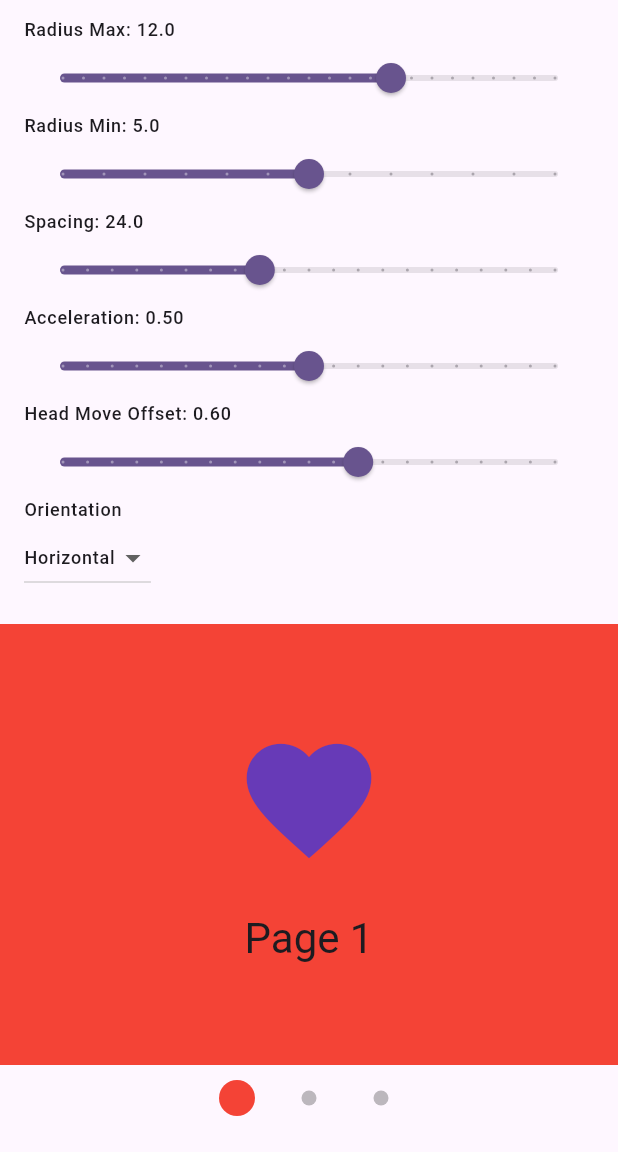
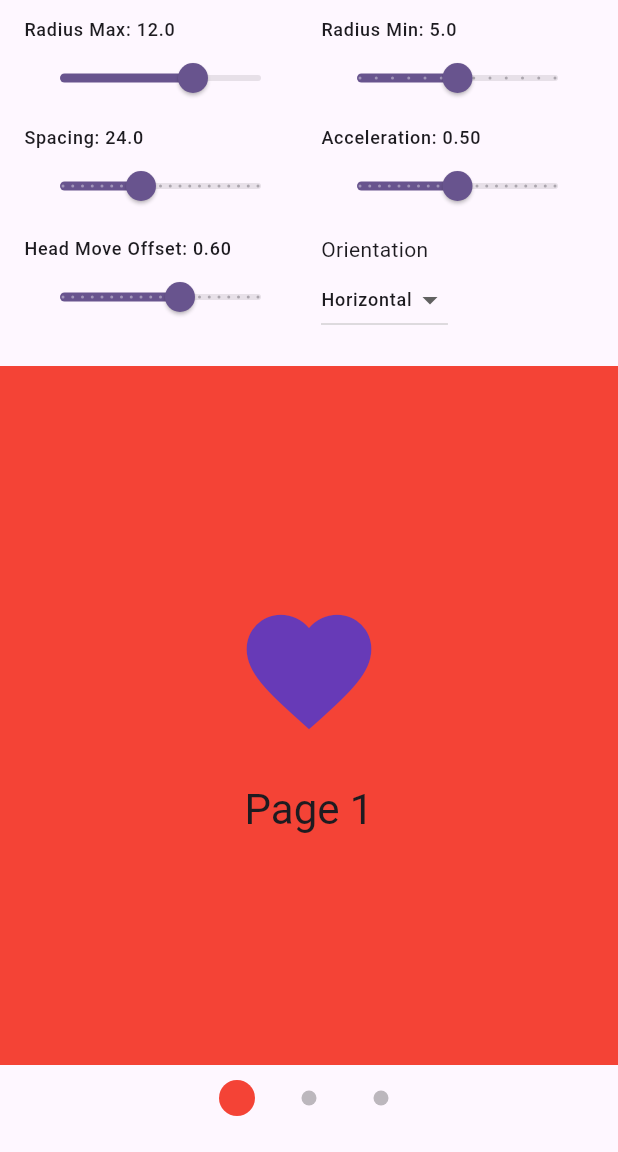
Before and after one commit to olliaustor/spring_indicator, a Flutter app: the screen it shows after launch, on a phone screen of 412 x 824 dp, the part 84-1236 px from its top. Run offline on Flutter 3.47's test engine with Material 3 defaults, Android fonts, the phone set to English and light mode, and no system bars.

Commit message:
Improved ui in example app

```diff
--- a/example/lib/main.dart
+++ b/example/lib/main.dart
@@ -66,8 +66,6 @@ class _MyHomePageState extends State<MyHomePage> {
 
   @override
   Widget build(BuildContext context) {
-    final textStyle = Theme.of(context).textTheme.labelMedium;
-
     return Scaffold(
       appBar: AppBar(
         backgroundColor: Theme.of(context).colorScheme.inversePrimary,
@@ -78,102 +76,112 @@ class _MyHomePageState extends State<MyHomePage> {
           SingleChildScrollView(
             padding: const EdgeInsets.symmetric(horizontal: 16, vertical: 12),
             child: Column(
-              crossAxisAlignment: CrossAxisAlignment.start,
               children: [
-                // radiusMax slider
-                Text(
-                  'Radius Max: ${_radiusMax.toStringAsFixed(1)}',
-                  style: textStyle,
-                ),
-                Slider(
-                  value: _radiusMax,
+                Row(
+                  children: [
+                    Expanded(
+                      child: _SliderControl(
+                        label: 'Radius Max',
+                        valueLabel: _radiusMax.toStringAsFixed(1),
                         min: 4,
                         max: 16,
                         divisions: 24,
+                        value: _radiusMax,
                         onChanged: (value) {
                           setState(() => _radiusMax = value);
                         },
                       ),
-
-                // radiusMin slider
-                Text(
-                  'Radius Min: ${_radiusMin.toStringAsFixed(1)}',
-                  style: textStyle,
                     ),
-                Slider(
-                  value: _radiusMin,
+                    const SizedBox(width: 16),
+                    Expanded(
+                      child: _SliderControl(
+                        label: 'Radius Min',
+                        valueLabel: _radiusMin.toStringAsFixed(1),
                         min: 2,
                         max: 8,
                         divisions: 12,
+                        value: _radiusMin,
                         onChanged: (value) {
                           setState(() => _radiusMin = value);
                         },
                       ),
-
-                // spacing slider
-                Text(
-                  'Spacing: ${_spacing.toStringAsFixed(1)}',
-                  style: textStyle,
                     ),
-                Slider(
-                  value: _spacing,
+                  ],
+                ),
+                const SizedBox(height: 8),
+                Row(
+                  children: [
+                    Expanded(
+                      child: _SliderControl(
+                        label: 'Spacing',
+                        valueLabel: _spacing.toStringAsFixed(1),
                         min: 8,
                         max: 48,
                         divisions: 20,
+                        value: _spacing,
                         onChanged: (value) {
                           setState(() => _spacing = value);
                         },
                       ),
-
-                // acceleration slider
-                Text(
-                  'Acceleration: ${_acceleration.toStringAsFixed(2)}',
-                  style: textStyle,
                     ),
-                Slider(
-                  value: _acceleration,
+                    const SizedBox(width: 16),
+                    Expanded(
+                      child: _SliderControl(
+                        label: 'Acceleration',
+                        valueLabel: _acceleration.toStringAsFixed(2),
                         min: 0,
                         max: 1,
                         divisions: 20,
+                        value: _acceleration,
                         onChanged: (value) {
                           setState(() => _acceleration = value);
                         },
                       ),
-
-                // headMoveOffset slider
-                Text(
-                  'Head Move Offset: ${_headMoveOffset.toStringAsFixed(2)}',
-                  style: textStyle,
                     ),
-                Slider(
-                  value: _headMoveOffset,
+                  ],
+                ),
+                const SizedBox(height: 8),
+                Row(
+                  children: [
+                    Expanded(
+                      child: _SliderControl(
+                        label: 'Head Move Offset',
+                        valueLabel: _headMoveOffset.toStringAsFixed(2),
                         min: 0,
                         max: 1,
                         divisions: 20,
+                        value: _headMoveOffset,
                         onChanged: (value) {
                           setState(() => _headMoveOffset = value);
                         },
                       ),
-                Text(
-                  'Orientation',
-                  style: textStyle,
                     ),
-                DropdownButton<Axis>(
+                    const SizedBox(width: 16),
+                    Expanded(
+                        child: Column(
+                      children: [
+                        const Align(
+                          alignment: Alignment.centerLeft,
+                          child: Text('Orientation'),
+                        ),
+                        Align(
+                          alignment: Alignment.centerLeft,
+                          child: DropdownButton<Axis>(
                             value: _axis,
                             items: [
                               DropdownMenuItem(
                                 value: Axis.horizontal,
-                      child: Text(
-                        'Horizontal',
-                        style: textStyle,
-                      ),
+                                child: Text('Horizontal',
+                                    style: Theme.of(context)
+                                        .textTheme
+                                        .labelMedium),
                               ),
                               DropdownMenuItem(
                                 value: Axis.vertical,
-                      child: Text(
-                        'Vertical',
-                        style: textStyle,
-                      ),
+                                child: Text('Vertical',
+                                    style: Theme.of(context)
+                                        .textTheme
+                                        .labelMedium),
                               ),
                             ],
                             onChanged: (value) {
@@ -181,6 +189,11 @@ class _MyHomePageState extends State<MyHomePage> {
                                 setState(() => _axis = value);
                               }
                             },
+                          ),
+                        ),
+                      ],
+                    )),
+                  ],
                 ),
                 const SizedBox(height: 8),
               ],
@@ -213,6 +226,46 @@ class _MyHomePageState extends State<MyHomePage> {
           ),
         ],
       ),
+    );
+  }
+}
+
+class _SliderControl extends StatelessWidget {
+  const _SliderControl({
+    required this.label,
+    required this.valueLabel,
+    required this.min,
+    required this.max,
+    required this.divisions,
+    required this.value,
+    required this.onChanged,
+  });
+
+  final String label;
+  final String valueLabel;
+  final double min;
+  final double max;
+  final int divisions;
+  final double value;
+  final ValueChanged<double> onChanged;
+
+  @override
+  Widget build(BuildContext context) {
+    return Column(
+      crossAxisAlignment: CrossAxisAlignment.start,
+      children: [
+        Text(
+          '$label: $valueLabel',
+          style: Theme.of(context).textTheme.labelMedium,
+        ),
+        Slider(
+          value: value,
+          min: min,
+          max: max,
+          divisions: divisions,
+          onChanged: onChanged,
+        ),
+      ],
     );
   }
 }
```
Lines whose indentation alone changed are shown as unchanged.
